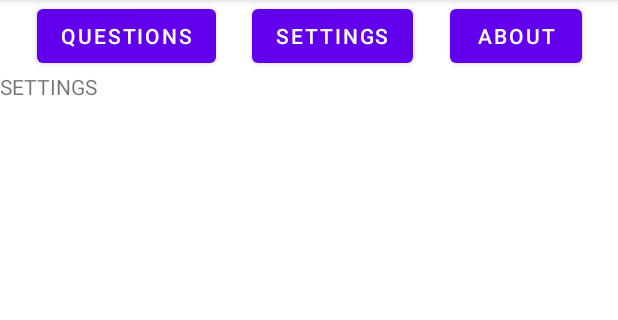
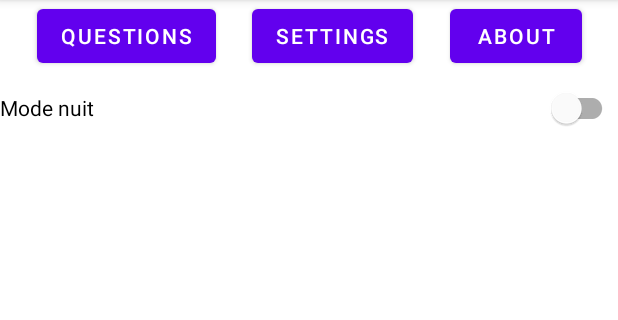
Before and after one commit to FormationAndroid/correction1, an Android app: the SettingsFragment screen opened through its navigation route, on a phone screen of 412 x 824 dp, the part 84-404 px from its top. Run offline under Robolectric (Android 15) with nearby library versions, the phone set to English and light mode, and no system bars; 1 statement that could not run was skipped.

```diff
--- a/app/build.gradle
+++ b/app/build.gradle
@@ -47,6 +47,10 @@ dependencies {
 
     implementation 'com.squareup.picasso:picasso:2.71828'
 
+
+    implementation 'com.chibatching.kotpref:kotpref:2.12.0'
+    implementation 'com.chibatching.kotpref:initializer:2.12.0'
+
     testImplementation 'junit:junit:4.+'
     androidTestImplementation 'androidx.test.ext:junit:1.1.1'
     androidTestImplementation 'androidx.test.espresso:espresso-core:3.2.0'
--- /dev/null
+++ b/app/src/main/java/com/example/testapp/MyPrefs.kt
@@ -0,0 +1,7 @@
+package com.example.testapp
+
+import com.chibatching.kotpref.KotprefModel
+
+object MyPrefs : KotprefModel() {
+    var nightMode by booleanPref(default = false)
+}
--- a/app/src/main/java/com/example/testapp/fragments/AboutFragment.kt
+++ b/app/src/main/java/com/example/testapp/fragments/AboutFragment.kt
@@ -1,10 +1,13 @@
 package com.example.testapp.fragments
 
+import android.content.Context
 import android.os.Bundle
 import androidx.fragment.app.Fragment
 import android.view.LayoutInflater
 import android.view.View
 import android.view.ViewGroup
+import android.widget.Toast
+import com.example.testapp.MyPrefs
 import com.example.testapp.R
 import com.squareup.picasso.Picasso
 import kotlinx.android.synthetic.main.fragment_about.*
--- a/app/src/main/java/com/example/testapp/fragments/QuestionsFragment.kt
+++ b/app/src/main/java/com/example/testapp/fragments/QuestionsFragment.kt
@@ -1,10 +1,12 @@
 package com.example.testapp.fragments
 
+import android.content.Context
 import android.os.Bundle
 import androidx.fragment.app.Fragment
 import android.view.LayoutInflater
 import android.view.View
 import android.view.ViewGroup
+import com.example.testapp.MyPrefs
 import com.example.testapp.R
 
 class QuestionsFragment : Fragment() {
@@ -14,4 +16,10 @@ class QuestionsFragment : Fragment() {
         return inflater.inflate(R.layout.fragment_questions, container, false)
     }
 
+    override fun onViewCreated(view: View, savedInstanceState: Bundle?) {
+        super.onViewCreated(view, savedInstanceState)
+
+
+    }
+
 }
--- a/app/src/main/java/com/example/testapp/fragments/SettingsFragment.kt
+++ b/app/src/main/java/com/example/testapp/fragments/SettingsFragment.kt
@@ -5,7 +5,9 @@ import androidx.fragment.app.Fragment
 import android.view.LayoutInflater
 import android.view.View
 import android.view.ViewGroup
+import com.example.testapp.MyPrefs
 import com.example.testapp.R
+import kotlinx.android.synthetic.main.fragment_settings.*
 
 class SettingsFragment : Fragment() {
 
@@ -14,4 +16,16 @@ class SettingsFragment : Fragment() {
         return inflater.inflate(R.layout.fragment_settings, container, false)
     }
 
+
+    override fun onViewCreated(view: View, savedInstanceState: Bundle?) {
+        super.onViewCreated(view, savedInstanceState)
+
+        switchNightMode.isChecked = MyPrefs.nightMode
+
+        switchNightMode.setOnCheckedChangeListener { _, isChecked ->
+            MyPrefs.nightMode = isChecked
+        }
+
+    }
+
 }
--- a/app/src/main/res/layout/fragment_settings.xml
+++ b/app/src/main/res/layout/fragment_settings.xml
@@ -6,11 +6,12 @@
     android:layout_height="match_parent"
     tools:context=".fragments.QuestionsFragment">
 
-    <TextView
-        android:id="@+id/textView"
-        android:layout_width="wrap_content"
+    <com.google.android.material.switchmaterial.SwitchMaterial
+        android:id="@+id/switchNightMode"
+        android:layout_width="0dp"
         android:layout_height="wrap_content"
-        android:text="SETTINGS"
+        android:text="Mode nuit"
+        app:layout_constraintEnd_toEndOf="parent"
         app:layout_constraintStart_toStartOf="parent"
         app:layout_constraintTop_toTopOf="parent" />
 
```
